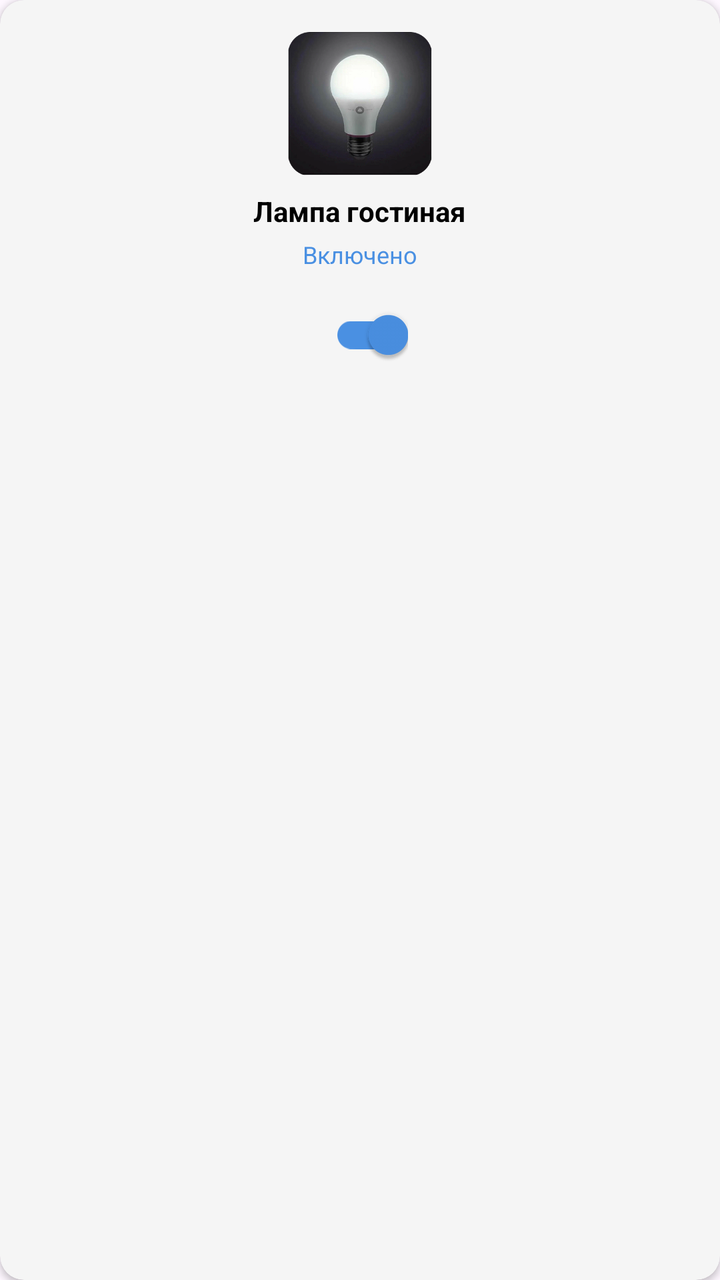
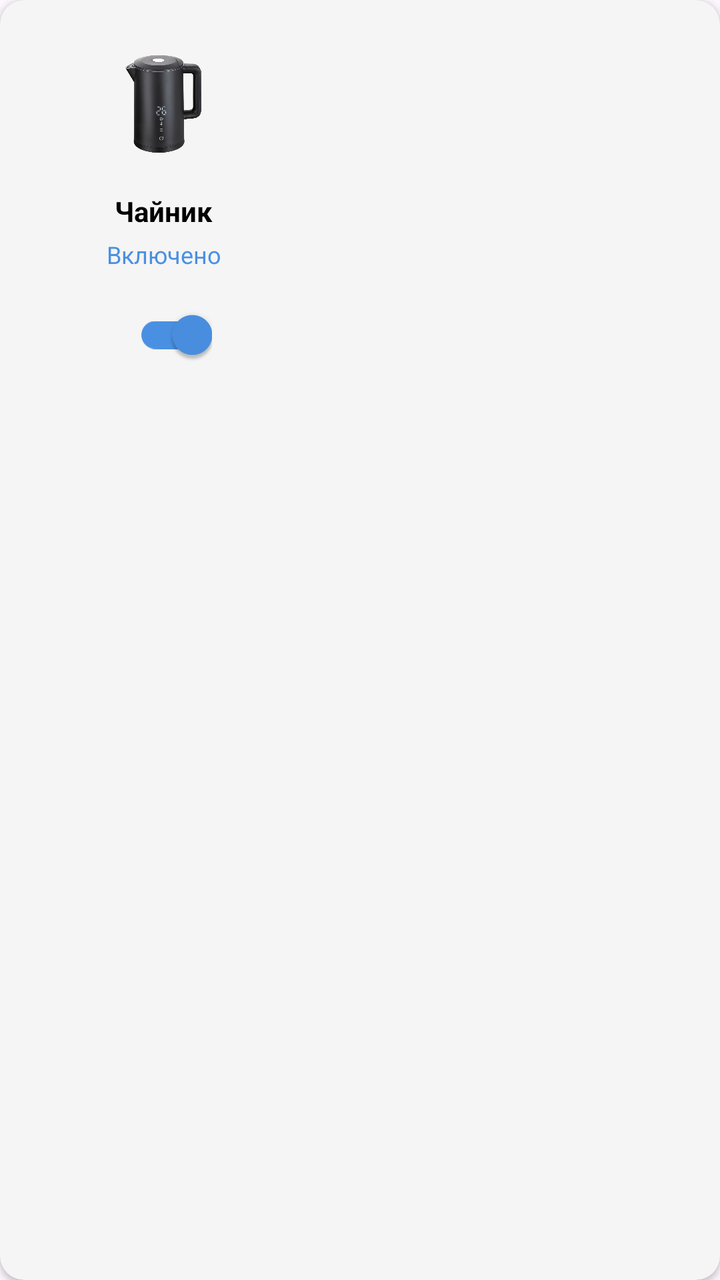

Before-and-after screenshots of an Android layout around one commit, followed by the original layout XML and the change that was made.
<!-- AndroidManifest.xml: application theme Theme.SmartHome -->
<!-- res/layout/item_device.xml -->
<?xml version="1.0" encoding="utf-8"?>
<androidx.cardview.widget.CardView
    xmlns:android="http://schemas.android.com/apk/res/android"
    xmlns:app="http://schemas.android.com/apk/res-auto"
    android:layout_width="match_parent"
    android:layout_height="wrap_content"
    android:layout_margin="8dp"
    app:cardCornerRadius="12dp"
    app:cardElevation="2dp"
    app:cardBackgroundColor="#F5F5F5">

    <LinearLayout
        android:layout_width="match_parent"
        android:layout_height="wrap_content"
        android:orientation="vertical"
        android:padding="16dp"
        android:gravity="center">

        

        <ImageView
            android:id="@+id/ivDeviceIcon"
            android:layout_width="72dp"
            android:layout_height="72dp"
            android:scaleType="fitCenter"
            android:src="@drawable/ic_light" />

        

        <TextView
            android:id="@+id/tvDeviceName"
            android:layout_width="wrap_content"
            android:layout_height="wrap_content"
            android:text="Лампа гостиная"
            android:textColor="@color/black"
            android:textSize="14sp"
            android:textStyle="bold"
            android:layout_marginTop="8dp" />

        
        <TextView
            android:id="@+id/tvStatus"
            android:layout_width="wrap_content"
            android:layout_height="wrap_content"
            android:text="Включено"
            android:textColor="@color/blue_500"
            android:textSize="12sp"
            android:layout_marginTop="4dp" />

        <com.google.android.material.switchmaterial.SwitchMaterial
            android:id="@+id/swToggle"
            android:layout_width="wrap_content"
            android:layout_height="wrap_content"
            android:layout_marginTop="8dp"
            android:checked="true"
            app:thumbTint="@color/blue_500"
            app:trackTint="@color/blue_500" />

        

    </LinearLayout>

</androidx.cardview.widget.CardView>
<!-- resources referenced by this layout -->
<resources>
  <color name="black">#FF000000</color>
  <color name="blue_500">#4A90E2</color>
  <!-- drawable ic_light: png bitmap (drawable, 115087 bytes) -->
  <style name="Theme.SmartHome" parent="Base.Theme.SmartHome" />
  <style name="Base.Theme.SmartHome" parent="Theme.Material3.DayNight.NoActionBar">
          
          
      </style>
</resources>

<!-- the commit's change to res/layout/item_device.xml (unified diff, before → after) -->
@@ -10,11 +10,11 @@
     app:cardBackgroundColor="#F5F5F5">
 
     <LinearLayout
-        android:layout_width="match_parent"
+        android:layout_width="164dp"
         android:layout_height="wrap_content"
+        android:gravity="center"
         android:orientation="vertical"
-        android:padding="16dp"
-        android:gravity="center">
+        android:padding="16dp">
 
         
 
@@ -23,7 +23,7 @@
             android:layout_width="72dp"
             android:layout_height="72dp"
             android:scaleType="fitCenter"
-            android:src="@drawable/ic_light" />
+            android:src="@drawable/img" />
 
         
 
@@ -31,21 +31,21 @@
             android:id="@+id/tvDeviceName"
             android:layout_width="wrap_content"
             android:layout_height="wrap_content"
-            android:text="Лампа гостиная"
+            android:layout_marginTop="8dp"
+            android:text="Чайник"
             android:textColor="@color/black"
             android:textSize="14sp"
-            android:textStyle="bold"
-            android:layout_marginTop="8dp" />
+            android:textStyle="bold" />
 
         
         <TextView
             android:id="@+id/tvStatus"
             android:layout_width="wrap_content"
             android:layout_height="wrap_content"
+            android:layout_marginTop="4dp"
             android:text="Включено"
             android:textColor="@color/blue_500"
-            android:textSize="12sp"
-            android:layout_marginTop="4dp" />
+            android:textSize="12sp" />
 
         <com.google.android.material.switchmaterial.SwitchMaterial
             android:id="@+id/swToggle"
<!-- resource entries referenced after the edit -->
@@ -2,7 +2,7 @@
 <resources>
   <color name="black">#FF000000</color>
   <color name="blue_500">#4A90E2</color>
-  <!-- drawable ic_light: png bitmap (drawable, 115087 bytes) -->
+  <!-- drawable img: png bitmap (drawable, 215167 bytes) -->
   <style name="Theme.SmartHome" parent="Base.Theme.SmartHome" />
   <style name="Base.Theme.SmartHome" parent="Theme.Material3.DayNight.NoActionBar">
           
